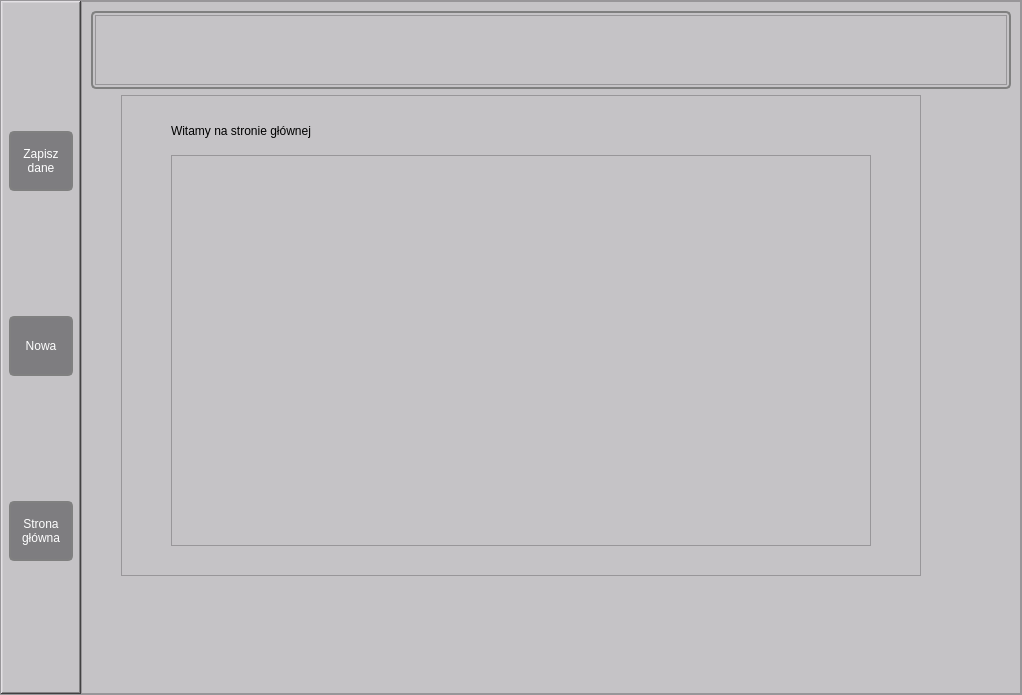
Before: the Qt Designer form src/gui/main_window.ui in youngdashu/Investments-overview, drawn with Qt 5.
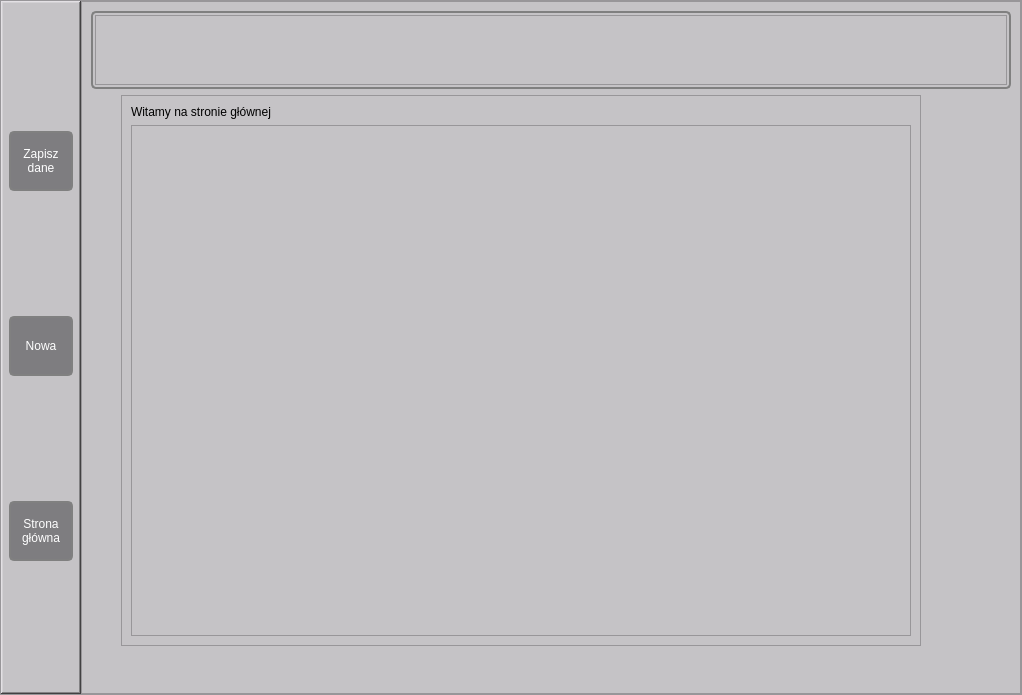
After: the same form once the commit is applied. The open tabs and pages were chosen to show the change.

The edit to the form file:
```diff
--- a/src/gui/main_window.ui
+++ b/src/gui/main_window.ui
@@ -3193,7 +3193,7 @@
                 <x>30</x>
                 <y>0</y>
                 <width>800</width>
-                <height>481</height>
+                <height>551</height>
                </rect>
               </property>
               <property name="minimumSize">
@@ -3208,40 +3208,16 @@
               <property name="frameShadow">
                <enum>QFrame::Raised</enum>
               </property>
+              <layout class="QVBoxLayout" name="verticalLayout_21">
+               <item>
               <widget class="QLabel" name="label_welcome_home_page">
-               <property name="geometry">
-                <rect>
-                 <x>50</x>
-                 <y>20</y>
-                 <width>281</width>
-                 <height>31</height>
-                </rect>
-               </property>
                <property name="text">
                 <string>Witamy na stronie głównej</string>
                </property>
               </widget>
+               </item>
+               <item>
               <widget class="QScrollArea" name="scrollArea_investments_home_page">
-               <property name="geometry">
-                <rect>
-                 <x>50</x>
-                 <y>60</y>
-                 <width>700</width>
-                 <height>391</height>
-                </rect>
-               </property>
-               <property name="minimumSize">
-                <size>
-                 <width>700</width>
-                 <height>350</height>
-                </size>
-               </property>
-               <property name="maximumSize">
-                <size>
-                 <width>16777215</width>
-                 <height>16777215</height>
-                </size>
-               </property>
                <property name="widgetResizable">
                 <bool>true</bool>
                </property>
@@ -3250,16 +3226,10 @@
                  <rect>
                   <x>0</x>
                   <y>0</y>
-                  <width>698</width>
-                  <height>389</height>
-                 </rect>
-                </property>
-                <property name="minimumSize">
-                 <size>
-                  <width>600</width>
-                  <height>300</height>
-                 </size>
-                </property>
+                    <width>772</width>
+                    <height>499</height>
+                   </rect>
+                  </property>
                 <layout class="QVBoxLayout" name="investments_home_page_layout">
                  <item>
                   <widget class="QFrame" name="decoy_investment_home_page">
@@ -3280,6 +3250,8 @@
                 </layout>
                </widget>
               </widget>
+               </item>
+              </layout>
              </widget>
             </widget>
            </widget>
```
Left out of the diff: 18 changed lines with no effect on the pictures. Lines whose indentation alone changed are shown as unchanged.
